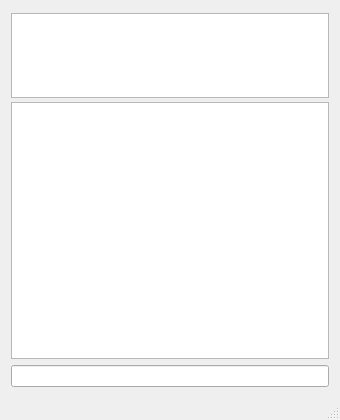
Before: the Qt Designer form programmerscalculator.ui in rjtiainen/pc, drawn with Qt 5.
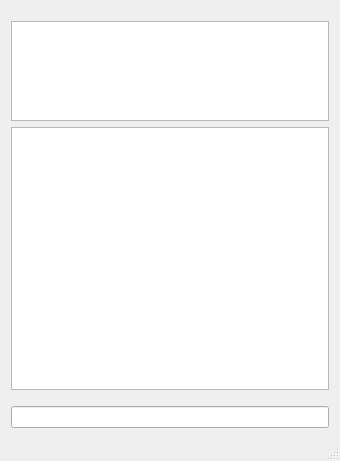
After: the same form once the commit is applied.

What changed in the file:
```diff
--- a/programmerscalculator.ui
+++ b/programmerscalculator.ui
@@ -7,7 +7,7 @@
     <x>0</x>
     <y>0</y>
     <width>340</width>
-    <height>420</height>
+    <height>461</height>
    </rect>
   </property>
   <property name="windowTitle">
@@ -26,7 +26,7 @@
       <property name="minimumSize">
        <size>
         <width>0</width>
-        <height>85</height>
+        <height>100</height>
        </size>
       </property>
       <property name="maximumSize">
@@ -42,6 +42,22 @@
       </property>
      </widget>
     </item>
+    <item>
+     <spacer name="verticalSpacer">
+      <property name="orientation">
+       <enum>Qt::Vertical</enum>
+      </property>
+      <property name="sizeType">
+       <enum>QSizePolicy::Maximum</enum>
+      </property>
+      <property name="sizeHint" stdset="0">
+       <size>
+        <width>20</width>
+        <height>10</height>
+       </size>
+      </property>
+     </spacer>
+    </item>
     <item>
      <widget class="QListWidget" name="stackListWidget">
       <property name="font">
@@ -51,6 +67,22 @@
       </property>
      </widget>
     </item>
+    <item>
+     <spacer name="verticalSpacer_2">
+      <property name="orientation">
+       <enum>Qt::Vertical</enum>
+      </property>
+      <property name="sizeType">
+       <enum>QSizePolicy::Maximum</enum>
+      </property>
+      <property name="sizeHint" stdset="0">
+       <size>
+        <width>20</width>
+        <height>10</height>
+       </size>
+      </property>
+     </spacer>
+    </item>
     <item>
      <widget class="QLineEdit" name="inputEdit"/>
     </item>
```
